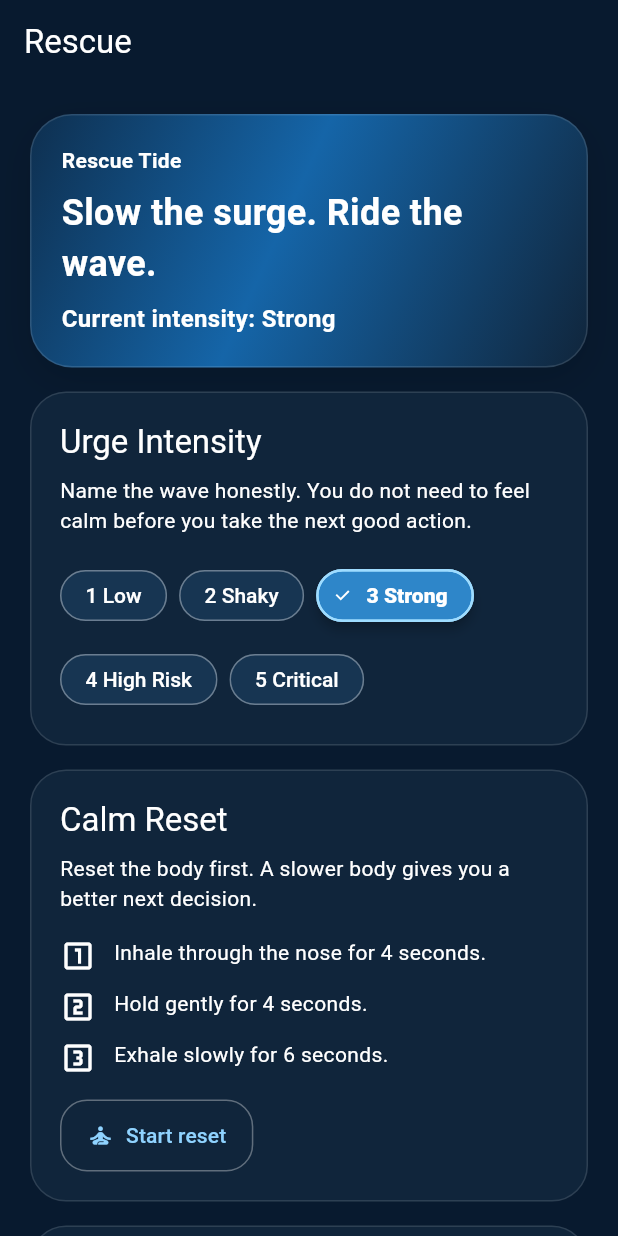
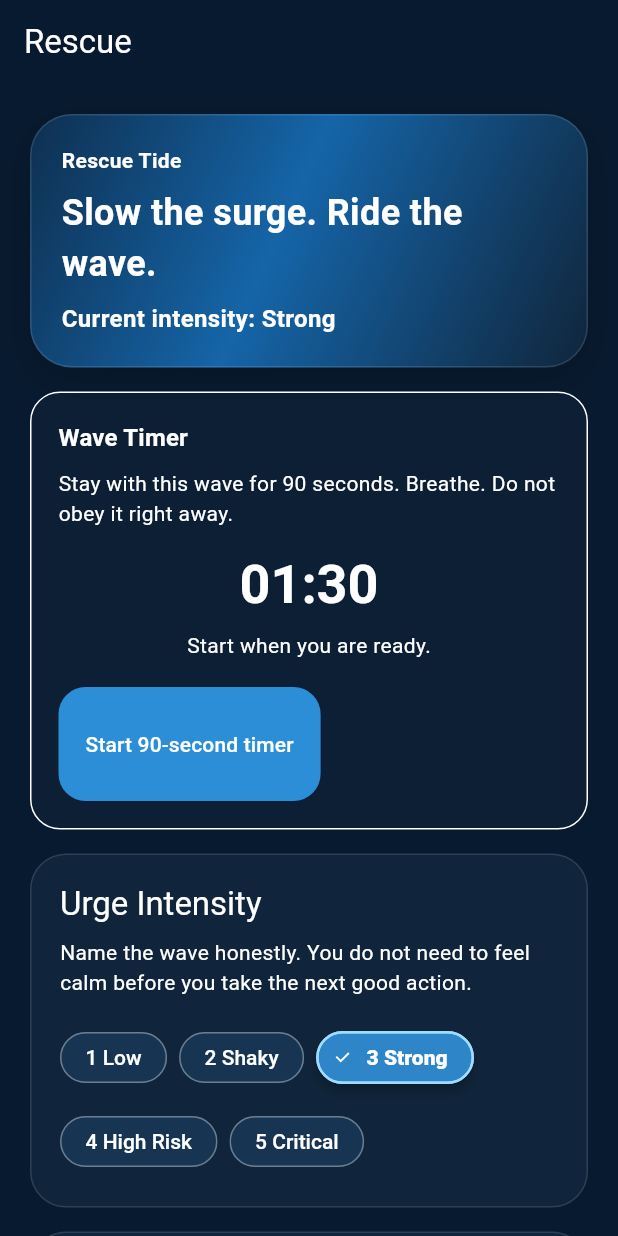
Before and after one commit to lindsey-wells/breakwave, a Flutter app: the RescueScreen screen opened directly with empty values, on a phone screen of 412 x 824 dp. Run offline on Flutter 3.47's test engine with Material 3 defaults, Android fonts, the light colour scheme and no system bars; our stand-ins replace shared_preferences; accounts and stored records are empty.

Commit message:
BW-15 add wave timer to rescue

```diff
--- a/lib/features/rescue/presentation/rescue_screen.dart
+++ b/lib/features/rescue/presentation/rescue_screen.dart
@@ -14,6 +14,7 @@ import '../../log/domain/log_entry.dart';
 import 'widgets/calm_reset_card.dart';
 import 'widgets/redirect_actions_card.dart';
 import 'widgets/support_escalation_card.dart';
+import 'widgets/wave_timer_card.dart';
 import 'widgets/urge_intensity_section.dart';
 import 'widgets/wave_completion_card.dart';
 
@@ -136,6 +137,10 @@ class _RescueScreenState extends State<RescueScreen> {
                     ),
                   ),
                   const SizedBox(height: 16),
+                  WaveTimerCard(
+                    onReturnHome: widget.onReturnHome,
+                  ),
+                  const SizedBox(height: 16),
                   UrgeIntensitySection(
                     selectedIntensity: _selectedIntensity,
                     onSelected: _setIntensity,
--- /dev/null
+++ b/lib/features/rescue/presentation/widgets/wave_timer_card.dart
@@ -0,0 +1,263 @@
+// ------------------------------------------------------------
+// Cube23 Collaboration Header
+// Project: BreakWave
+// File: wave_timer_card.dart
+// Purpose: BW-15 wave timer v1 for Rescue.
+// Notes: Adds a simple 90-second timer with outcome logging.
+// ------------------------------------------------------------
+
+import 'dart:async';
+
+import 'package:flutter/material.dart';
+
+import '../../../log/data/log_repository.dart';
+import '../../../log/domain/log_entry.dart';
+
+class WaveTimerCard extends StatefulWidget {
+  const WaveTimerCard({
+    super.key,
+    required this.onReturnHome,
+  });
+
+  final VoidCallback onReturnHome;
+
+  @override
+  State<WaveTimerCard> createState() => _WaveTimerCardState();
+}
+
+class _WaveTimerCardState extends State<WaveTimerCard> {
+  static const int _totalSeconds = 90;
+
+  final LogRepository _repository = const LogRepository();
+
+  Timer? _timer;
+  int _remainingSeconds = _totalSeconds;
+  bool _isRunning = false;
+  bool _isSaving = false;
+
+  @override
+  void dispose() {
+    _timer?.cancel();
+    super.dispose();
+  }
+
+  void _startTimer() {
+    if (_isRunning) return;
+
+    setState(() {
+      _remainingSeconds = _totalSeconds;
+      _isRunning = true;
+    });
+
+    _timer?.cancel();
+    _timer = Timer.periodic(const Duration(seconds: 1), (Timer timer) {
+      if (!mounted) {
+        timer.cancel();
+        return;
+      }
+
+      if (_remainingSeconds <= 1) {
+        timer.cancel();
+        setState(() {
+          _remainingSeconds = 0;
+          _isRunning = false;
+        });
+        return;
+      }
+
+      setState(() {
+        _remainingSeconds -= 1;
+      });
+    });
+  }
+
+  void _cancelTimer() {
+    _timer?.cancel();
+    setState(() {
+      _remainingSeconds = _totalSeconds;
+      _isRunning = false;
+    });
+  }
+
+  Future<void> _saveOutcome({
+    required String entryType,
+    required int intensity,
+    required String notes,
+    required String outcomeTag,
+  }) async {
+    if (_isSaving) return;
+
+    setState(() {
+      _isSaving = true;
+    });
+
+    try {
+      await _repository.saveEntry(
+        LogEntry(
+          id: DateTime.now().microsecondsSinceEpoch.toString(),
+          entryType: entryType,
+          intensity: intensity,
+          triggers: <String>[
+            'Wave Timer',
+            outcomeTag,
+          ],
+          notes: notes,
+          createdAtIso: DateTime.now().toIso8601String(),
+        ),
+      );
+
+      if (!mounted) return;
+
+      ScaffoldMessenger.of(context).showSnackBar(
+        SnackBar(
+          content: Text(
+            entryType == 'Slip'
+                ? 'Outcome saved. Returning Home.'
+                : 'Wave outcome saved. Returning Home.',
+          ),
+        ),
+      );
+
+      widget.onReturnHome();
+    } catch (_) {
+      if (!mounted) return;
+
+      ScaffoldMessenger.of(context).showSnackBar(
+        const SnackBar(
+          content: Text('Unable to save that timer outcome right now.'),
+        ),
+      );
+    } finally {
+      if (mounted) {
+        setState(() {
+          _isSaving = false;
+        });
+      }
+    }
+  }
+
+  String _formatTime(int totalSeconds) {
+    final int minutes = totalSeconds ~/ 60;
+    final int seconds = totalSeconds % 60;
+    final String mm = minutes.toString().padLeft(2, '0');
+    final String ss = seconds.toString().padLeft(2, '0');
+    return '$mm:$ss';
+  }
+
+  @override
+  Widget build(BuildContext context) {
+    final theme = Theme.of(context);
+    final bool timerFinished = !_isRunning && _remainingSeconds == 0;
+
+    return Container(
+      padding: const EdgeInsets.all(18),
+      decoration: BoxDecoration(
+        color: theme.colorScheme.surfaceContainerHighest.withOpacity(0.45),
+        borderRadius: BorderRadius.circular(20),
+        border: Border.all(
+          color: theme.colorScheme.outlineVariant,
+        ),
+      ),
+      child: Column(
+        crossAxisAlignment: CrossAxisAlignment.start,
+        children: <Widget>[
+          Text(
+            'Wave Timer',
+            style: theme.textTheme.titleMedium?.copyWith(
+              fontWeight: FontWeight.w700,
+            ),
+          ),
+          const SizedBox(height: 8),
+          Text(
+            'Stay with this wave for 90 seconds. Breathe. Do not obey it right away.',
+            style: theme.textTheme.bodyMedium,
+          ),
+          const SizedBox(height: 16),
+          Center(
+            child: Text(
+              _formatTime(_remainingSeconds),
+              style: theme.textTheme.displaySmall?.copyWith(
+                fontWeight: FontWeight.w700,
+              ),
+            ),
+          ),
+          const SizedBox(height: 8),
+          Center(
+            child: Text(
+              _isRunning
+                  ? 'One breath at a time.'
+                  : timerFinished
+                      ? 'Now choose what happened.'
+                      : 'Start when you are ready.',
+              style: theme.textTheme.bodyMedium,
+            ),
+          ),
+          const SizedBox(height: 18),
+          if (!_isRunning && !timerFinished)
+            FilledButton(
+              onPressed: _startTimer,
+              child: const Padding(
+                padding: EdgeInsets.symmetric(vertical: 14),
+                child: Text('Start 90-second timer'),
+              ),
+            ),
+          if (_isRunning) ...<Widget>[
+            FilledButton.tonal(
+              onPressed: _cancelTimer,
+              child: const Padding(
+                padding: EdgeInsets.symmetric(vertical: 14),
+                child: Text('Reset timer'),
+              ),
+            ),
+          ],
+          if (timerFinished) ...<Widget>[
+            FilledButton(
+              onPressed: _isSaving
+                  ? null
+                  : () => _saveOutcome(
+                        entryType: 'Victory',
+                        intensity: 2,
+                        notes: 'Wave Timer outcome: Lower now.',
+                        outcomeTag: 'Lower Now',
+                      ),
+              child: const Padding(
+                padding: EdgeInsets.symmetric(vertical: 14),
+                child: Text('Lower now'),
+              ),
+            ),
+            const SizedBox(height: 10),
+            FilledButton.tonal(
+              onPressed: _isSaving
+                  ? null
+                  : () => _saveOutcome(
+                        entryType: 'Urge',
+                        intensity: 4,
+                        notes: 'Wave Timer outcome: Still strong.',
+                        outcomeTag: 'Still Strong',
+                      ),
+              child: const Padding(
+                padding: EdgeInsets.symmetric(vertical: 14),
+                child: Text('Still strong'),
+              ),
+            ),
+            const SizedBox(height: 10),
+            OutlinedButton(
+              onPressed: _isSaving
+                  ? null
+                  : () => _saveOutcome(
+                        entryType: 'Slip',
+                        intensity: 5,
+                        notes: 'Wave Timer outcome: I slipped.',
+                        outcomeTag: 'Slipped',
+                      ),
+              child: const Padding(
+                padding: EdgeInsets.symmetric(vertical: 14),
+                child: Text('I slipped'),
+              ),
+            ),
+          ],
+        ],
+      ),
+    );
+  }
+}
```
Also changed, not shown: 1 other file.
